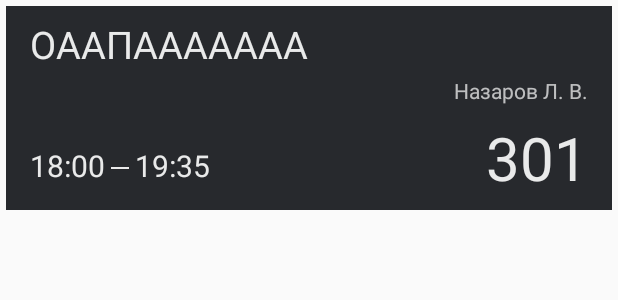
After one commit to Kamerton12/DimplomMobile, an Android app: the layout dialog_schedule.xml on its own in the app's theme, with its tools: preview values and no code run, on a phone screen of 412 x 824 dp. The commit adds this screen. Shown: the top 300 px of the screen. Run offline under Robolectric (Android 15) with nearby library versions, the phone set to English and light mode, and no system bars.

Commit message:
add tap to view full chedule

```diff
--- a/app/src/main/java/by/mrc/schedule/schedule/DayView.kt
+++ b/app/src/main/java/by/mrc/schedule/schedule/DayView.kt
@@ -8,9 +8,9 @@ import by.mrc.schedule.R
 import kotlinx.android.synthetic.main.fragment_day.view.*
 
 
-class DayView(context: Context, attributeSet: AttributeSet? = null): FrameLayout(context, attributeSet) {
+class DayView(context: Context, clicks: (Int) -> Unit): FrameLayout(context, null) {
 
-    private val adapter = ScheduleAdapter()
+    private val adapter = ScheduleAdapter(clicks)
 
     init {
         LayoutInflater.from(context).inflate(R.layout.fragment_day, this)
--- a/app/src/main/java/by/mrc/schedule/schedule/ScheduleRepository.kt
+++ b/app/src/main/java/by/mrc/schedule/schedule/ScheduleRepository.kt
@@ -71,4 +71,9 @@ class ScheduleRepository @Inject constructor(
         return Single.fromCallable { scheduleDao.getAllSchedule() }
             .subscribeOn(Schedulers.io())
     }
+
+    fun getScheduleByIdFromCache(id: Int): Single<Schedule> {
+        return Single.fromCallable { scheduleDao.getById(id) }
+            .subscribeOn(Schedulers.io())
+    }
 }
--- a/app/src/main/java/by/mrc/schedule/schedule/ScheduleView.kt
+++ b/app/src/main/java/by/mrc/schedule/schedule/ScheduleView.kt
@@ -5,4 +5,8 @@ interface ScheduleView {
     fun renderSchedule(schedule: List<Schedule>, fromCache: Boolean, stopSpinner: Boolean)
 
     fun renderStartUpdate()
+
+    fun showToast(text: String)
+
+    fun scheduleDialogs(): ScheduleDialogs
 }
--- a/app/src/main/java/by/mrc/schedule/schedule/ScheduleViewHolder.kt
+++ b/app/src/main/java/by/mrc/schedule/schedule/ScheduleViewHolder.kt
@@ -19,12 +19,13 @@ class ScheduleViewHolder(view: View) : RecyclerView.ViewHolder(view){
     private val disciplineView = view.findViewById<TextView>(R.id.lesson)
     private val teacherView = view.findViewById<TextView>(R.id.teacher)
 
-    fun bind(schedule: Schedule) {
+    fun bind(schedule: Schedule, click: () -> Unit) {
         startTimeView.text = dateFormatter.format(schedule.startTime)
         endTimeView.text = dateFormatter.format(schedule.endTime)
         officeView.text = schedule.office
         disciplineView.text = schedule.discipline.shortName
         teacherView.text = schedule.teacher.toLocalString()
+        itemView.setOnClickListener { click() }
     }
 
     private fun Teacher.toLocalString(): String {
--- a/app/src/main/java/by/mrc/schedule/schedule/db/ScheduleDao.kt
+++ b/app/src/main/java/by/mrc/schedule/schedule/db/ScheduleDao.kt
@@ -7,6 +7,9 @@ import by.mrc.schedule.schedule.Schedule
 interface ScheduleDao {
     @Query("SELECT * FROM schedule")
     fun getAllSchedule(): List<Schedule>
+
+    @Query("SELECT * FROM schedule WHERE id = :id")
+    fun getById(id: Int): Schedule
 
     @Transaction
     fun replaceAllSchedule(schedule: List<Schedule>) {
--- a/app/src/main/java/by/mrc/schedule/schedule/pager/SchedulePagerAdapter.kt
+++ b/app/src/main/java/by/mrc/schedule/schedule/pager/SchedulePagerAdapter.kt
@@ -5,12 +5,12 @@ import androidx.recyclerview.widget.RecyclerView
 import by.mrc.schedule.schedule.DayView
 import by.mrc.schedule.schedule.Schedule
 
-class SchedulePagerAdapter : RecyclerView.Adapter<ScheduleViewHolder>() {
+class SchedulePagerAdapter(val clicks: (Int) -> Unit) : RecyclerView.Adapter<ScheduleViewHolder>() {
 
     private var data: List<List<Schedule>> = listOf()
 
     override fun onCreateViewHolder(parent: ViewGroup, viewType: Int): ScheduleViewHolder {
-        return ScheduleViewHolder(DayView(parent.context))
+        return ScheduleViewHolder(DayView(parent.context, clicks))
     }
 
     override fun getItemCount(): Int = data.size
@@ -23,5 +23,4 @@ class SchedulePagerAdapter : RecyclerView.Adapter<ScheduleViewHolder>() {
         this.data = data
         notifyDataSetChanged()
     }
-
 }
--- /dev/null
+++ b/app/src/main/res/drawable/dark_ripple.xml
@@ -0,0 +1,2 @@
+<?xml version="1.0" encoding="utf-8"?>
+<ripple xmlns:android="http://schemas.android.com/apk/res/android" android:color="#29FFFFFF"/>
--- /dev/null
+++ b/app/src/main/res/layout/dialog_schedule.xml
@@ -0,0 +1,87 @@
+<?xml version="1.0" encoding="utf-8"?>
+
+<androidx.constraintlayout.widget.ConstraintLayout xmlns:android="http://schemas.android.com/apk/res/android"
+    xmlns:app="http://schemas.android.com/apk/res-auto"
+    xmlns:tools="http://schemas.android.com/tools"
+    android:layout_width="match_parent"
+    android:layout_height="wrap_content"
+    android:layout_margin="4dp"
+    android:background="@color/surface">
+
+    <TextView
+        android:id="@+id/startTime"
+        android:layout_width="wrap_content"
+        android:layout_height="wrap_content"
+        android:layout_marginStart="16dp"
+        android:layout_marginBottom="16dp"
+        android:textColor="@color/text"
+        android:textSize="20sp"
+        app:layout_constraintBottom_toBottomOf="parent"
+        app:layout_constraintStart_toStartOf="parent"
+        tools:text="18:00" />
+
+    <TextView
+        android:id="@+id/endTime"
+        android:layout_width="wrap_content"
+        android:layout_height="wrap_content"
+        android:layout_marginStart="20dp"
+        android:textColor="@color/text"
+        android:textSize="20sp"
+        app:layout_constraintBottom_toBottomOf="@+id/startTime"
+        app:layout_constraintStart_toEndOf="@+id/startTime"
+        app:layout_constraintTop_toTopOf="@+id/startTime"
+        app:layout_constraintVertical_bias="0.0"
+        tools:text="19:35" />
+
+    <TextView
+        android:id="@+id/office"
+        android:layout_width="wrap_content"
+        android:layout_height="wrap_content"
+        android:layout_marginTop="8dp"
+        android:layout_marginBottom="8dp"
+        android:textColor="@color/text"
+        android:textSize="40sp"
+        app:layout_constraintBottom_toBottomOf="parent"
+        app:layout_constraintEnd_toEndOf="@+id/teacher"
+        app:layout_constraintTop_toBottomOf="@+id/teacher"
+        app:layout_constraintVertical_bias="0.0"
+        tools:text="301" />
+
+    <TextView
+        android:id="@+id/lesson"
+        android:layout_width="0dp"
+        android:layout_height="wrap_content"
+        android:layout_marginStart="16dp"
+        android:layout_marginTop="8dp"
+        android:layout_marginEnd="16dp"
+        android:gravity="left"
+        android:textColor="@color/text"
+        android:textSize="25sp"
+        app:layout_constraintEnd_toEndOf="parent"
+        app:layout_constraintHorizontal_bias="1.0"
+        app:layout_constraintStart_toStartOf="parent"
+        app:layout_constraintTop_toTopOf="parent"
+        tools:text="ОААПААААААА" />
+
+    <TextView
+        android:id="@+id/teacher"
+        android:layout_width="wrap_content"
+        android:layout_height="wrap_content"
+        android:layout_marginTop="4dp"
+        android:textColor="@color/text_secondary"
+        app:layout_constraintEnd_toEndOf="@+id/lesson"
+        app:layout_constraintTop_toBottomOf="@+id/lesson"
+        tools:text="Назаров Л. В." />
+
+    <View
+        android:layout_width="0dp"
+        android:layout_height="1dp"
+        android:layout_margin="4dp"
+        android:background="@color/text"
+        app:layout_constraintBottom_toBottomOf="@id/startTime"
+        app:layout_constraintEnd_toStartOf="@id/endTime"
+        app:layout_constraintHorizontal_bias="1.0"
+        app:layout_constraintStart_toEndOf="@id/startTime"
+        app:layout_constraintTop_toTopOf="@id/startTime"
+        app:layout_constraintVertical_bias="0.6" />
+</androidx.constraintlayout.widget.ConstraintLayout>
--- a/app/src/main/res/layout/item_lesson.xml
+++ b/app/src/main/res/layout/item_lesson.xml
@@ -4,9 +4,12 @@
     xmlns:tools="http://schemas.android.com/tools"
     android:layout_width="match_parent"
     android:layout_height="wrap_content"
+    android:clickable="true"
+    android:focusable="true"
     android:layout_margin="4dp"
     android:clipToPadding="false"
     android:elevation="4dp"
+    android:foreground="@drawable/dark_ripple"
     app:cardBackgroundColor="@color/surface"
     app:cardCornerRadius="4dp">
 
```
Also changed, not shown: app/src/main/java/by/mrc/schedule/schedule/ScheduleAdapter.kt (+5 -3 lines), app/src/main/java/by/mrc/schedule/schedule/ScheduleDialogs.kt (added, +39 -0 lines), app/src/main/java/by/mrc/schedule/schedule/ScheduleFragment.kt (+14 -2 lines), app/src/main/java/by/mrc/schedule/schedule/SchedulePresenter.kt (+10 -0 lines).
